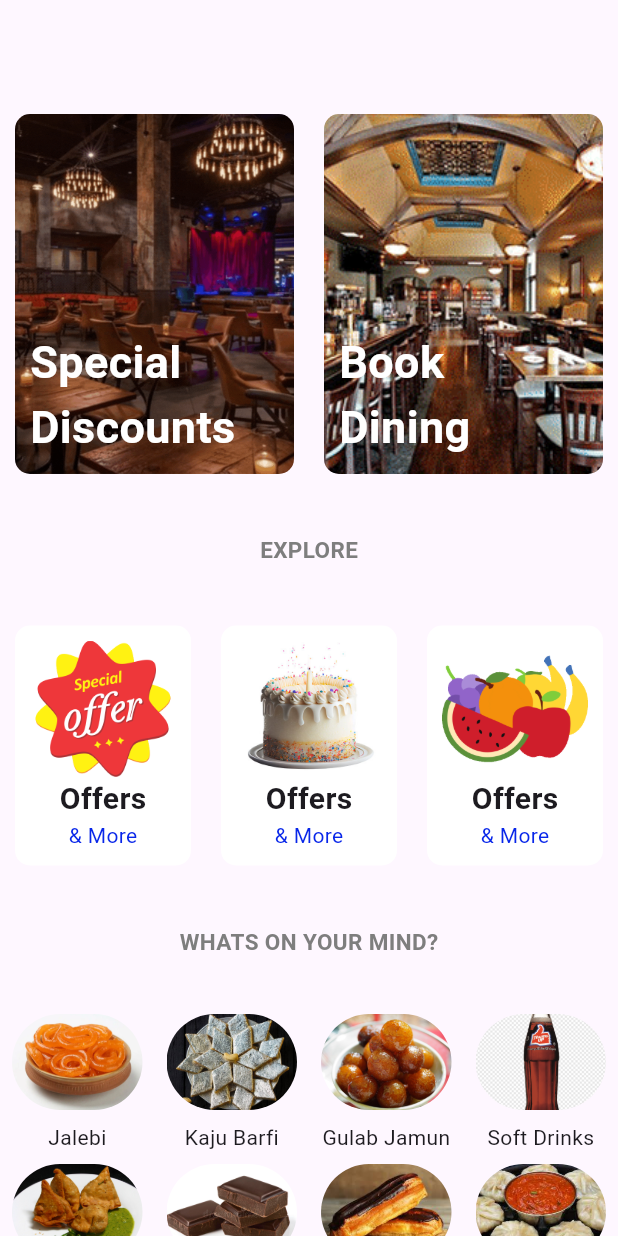
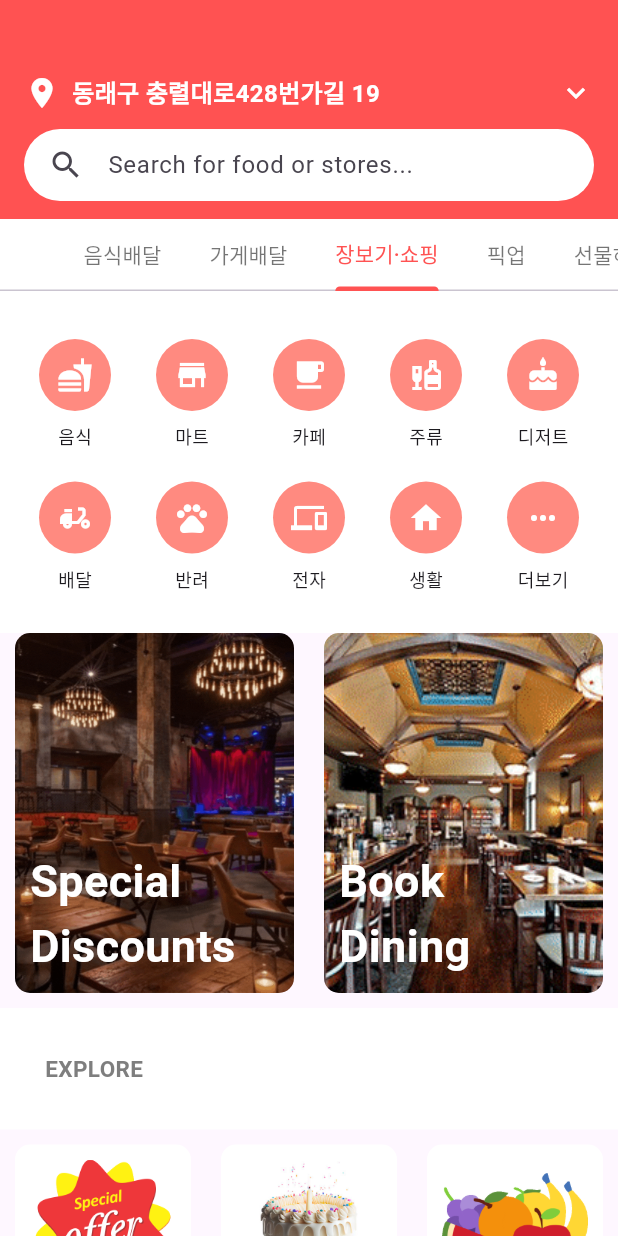
Before and after one commit to Benj-min000/app_refer, a Flutter app: the Home screen opened directly, on a phone screen of 412 x 824 dp. Run offline on Flutter 3.47's test engine with Material 3 defaults, Android fonts, the phone set to English and light mode, and no system bars; our stand-ins replace carousel_slider, cloud_firestore, firebase_auth, firebase_core, firebase_storage, fluttertoast and 4 more; missing offline and left inert: flutter_stripe, number_inc_dec; accounts and stored records are empty.

Commit message:
🚀 Initial commit of user_app Flutter code

```diff
--- a/lib/Home/home.dart
+++ b/lib/Home/home.dart
@@ -7,13 +7,12 @@ import '../restaurent/restaurent3.dart';
 import '../restaurent/restaurent4.dart';
 import '../restaurent/restaurent5.dart';
 import 'HomeLargeItems.dart';
-
 import 'HomePageItems3.dart';
 import 'HomePageMediumItems.dart';
 import 'HomepageItems4.dart';
 
 void main(List<String> args) {
-  runApp(const Home());
+  runApp(const MaterialApp(home: Home()));
 }
 
 class Home extends StatefulWidget {
@@ -24,122 +23,159 @@ class Home extends StatefulWidget {
 }
 
 class _DiningPagePageState extends State<Home> {
+  final TextEditingController _searchController = TextEditingController();
+  final String _location = "동래구 충렬대로428번가길 19";
+
   @override
   Widget build(BuildContext context) {
-    return SingleChildScrollView(
+    return Scaffold(
+      backgroundColor: Colors.white,
+      body: DefaultTabController(
+        length: 6,
+        initialIndex: 2, // Default selected: 장보기·쇼핑
+        child: SingleChildScrollView(
           child: Column(
-        children: const [
-          SizedBox(
-            height: 20,
-          ),
-          Padding(
-            padding: EdgeInsets.all(8.0),
-            child: SizedBox(
-              height: 40,
-              width: double.infinity,
-              // child: HomeMenuBarListItems(),
+            crossAxisAlignment: CrossAxisAlignment.start,
+            children: [
+
+              // 📍 Location + Search
+              Container(
+                padding: const EdgeInsets.only(top: 50, left: 16, right: 16, bottom: 12),
+                color: Colors.redAccent,
+                child: Column(
+                  crossAxisAlignment: CrossAxisAlignment.start,
+                  children: [
+                    Row(
+                      children: [
+                        const Icon(Icons.location_on, color: Colors.white),
+                        const SizedBox(width: 8),
+                        Expanded(
+                          child: Text(
+                            _location,
+                            style: const TextStyle(color: Colors.white, fontSize: 16, fontWeight: FontWeight.bold),
+                            overflow: TextOverflow.ellipsis,
                           ),
                         ),
-          SizedBox(
-            height: 250,
-            width: double.infinity,
-            child: HomeLargeItems(),
+                        const Icon(Icons.keyboard_arrow_down, color: Colors.white),
+                      ],
                     ),
-          Padding(
-            padding: EdgeInsets.all(30.0),
-            child: Text(
-              'EXPLORE',
-              style: TextStyle(
-                  fontSize: 15,
-                  fontWeight: FontWeight.bold,
-                  color: Color.fromARGB(255, 126, 126, 126)),
+                    const SizedBox(height: 12),
+                    Container(
+                      padding: const EdgeInsets.symmetric(horizontal: 16),
+                      decoration: BoxDecoration(
+                        color: Colors.white,
+                        borderRadius: BorderRadius.circular(30),
+                      ),
+                      child: TextField(
+                        controller: _searchController,
+                        decoration: const InputDecoration(
+                          icon: Icon(Icons.search),
+                          hintText: 'Search for food or stores...',
+                          border: InputBorder.none,
                         ),
                       ),
-          SizedBox(
-            height: 180,
-            width: double.infinity,
-            child: HomeMediumItems(),
-          ),
-          Padding(
-            padding: EdgeInsets.all(30.0),
-            child: Text(
-              'WHATS ON YOUR MIND?',
-              style: TextStyle(
-                  fontSize: 15,
-                  fontWeight: FontWeight.bold,
-                  color: Color.fromARGB(255, 126, 126, 126)),
-            ),
-          ),
-          SizedBox(
-            height: 100,
-            width: double.infinity,
-            child: HomePageItems3(),
-          ),
-          SizedBox(
-            height: 100,
-            width: double.infinity,
-            child: HomePageItems4(),
-          ),
-          Padding(
-            padding: EdgeInsets.all(30.0),
-            child: Text(
-              'IN THE SPOTLIGHT',
-              style: TextStyle(
-                  fontSize: 15,
-                  fontWeight: FontWeight.bold,
-                  color: Color.fromARGB(255, 126, 126, 126)),
-            ),
-          ),
-          SizedBox(
-            height: 220,
-            width: double.infinity,
-            child: CakeItems1(),
-          ),
-          Padding(
-            padding: EdgeInsets.all(8.0),
-            child: Text(
-              'OUR RESTAURENTS',
-              style: TextStyle(
-                  fontSize: 15,
-                  fontWeight: FontWeight.bold,
-                  color: Color.fromARGB(255, 126, 126, 126)),
-            ),
-          ),
-          Padding(
-            padding: EdgeInsets.all(8.0),
-            child: Text(
-              'FEATURES',
-              style: TextStyle(
-                  fontSize: 15, color: Color.fromARGB(255, 126, 126, 126)),
-            ),
-          ),
-          SizedBox(
-            height: 300,
-            width: double.infinity,
-            child: Restaurent1(),
-          ),
-          SizedBox(
-            height: 300,
-            width: double.infinity,
-            child: Restaurent2(),
-          ),
-          SizedBox(
-            height: 300,
-            width: double.infinity,
-            child: Restaurent3(),
-          ),
-          SizedBox(
-            height: 300,
-            width: double.infinity,
-            child: Restaurent4(),
-          ),
-          SizedBox(
-            height: 300,
-            width: double.infinity,
-            child: Restaurent5(),
                     ),
                   ],
                 ),
+              ),
+
+              // 🗂️ Horizontal TabBar
+              const TabBar(
+                isScrollable: true,
+                labelColor: Colors.redAccent,
+                unselectedLabelColor: Colors.black54,
+                indicatorColor: Colors.redAccent,
+                tabs: [
+                  Tab(text: '음식배달'),
+                  Tab(text: '가게배달'),
+                  Tab(text: '장보기·쇼핑'),
+                  Tab(text: '픽업'),
+                  Tab(text: '선물하기'),
+                  Tab(text: '혜택'),
+                ],
+              ),
+
+              const SizedBox(height: 16),
+
+              // 🧭 Category Grid
+              Padding(
+                padding: const EdgeInsets.all(16.0),
+                child: GridView.count(
+                  crossAxisCount: 5,
+                  shrinkWrap: true,
+                  physics: const NeverScrollableScrollPhysics(),
+                  childAspectRatio: 0.8,
+                  crossAxisSpacing: 10,
+                  mainAxisSpacing: 10,
+                  children: [
+                    categoryBox(Icons.fastfood, "음식"),
+                    categoryBox(Icons.store, "마트"),
+                    categoryBox(Icons.local_cafe, "카페"),
+                    categoryBox(Icons.liquor, "주류"),
+                    categoryBox(Icons.cake, "디저트"),
+                    categoryBox(Icons.delivery_dining, "배달"),
+                    categoryBox(Icons.pets, "반려"),
+                    categoryBox(Icons.phonelink, "전자"),
+                    categoryBox(Icons.home, "생활"),
+                    categoryBox(Icons.more_horiz, "더보기"),
+                  ],
+                ),
+              ),
+
+              // 🖼️ Your Existing Widgets (unchanged)
+              const SizedBox(height: 250, width: double.infinity, child: HomeLargeItems()),
+              const Padding(
+                padding: EdgeInsets.all(30.0),
+                child: Text('EXPLORE',
+                    style: TextStyle(fontSize: 15, fontWeight: FontWeight.bold, color: Color.fromARGB(255, 126, 126, 126))),
+              ),
+              const SizedBox(height: 180, width: double.infinity, child: HomeMediumItems()),
+              const Padding(
+                padding: EdgeInsets.all(30.0),
+                child: Text('WHATS ON YOUR MIND?',
+                    style: TextStyle(fontSize: 15, fontWeight: FontWeight.bold, color: Color.fromARGB(255, 126, 126, 126))),
+              ),
+              const SizedBox(height: 100, width: double.infinity, child: HomePageItems3()),
+              const SizedBox(height: 100, width: double.infinity, child: HomePageItems4()),
+              const Padding(
+                padding: EdgeInsets.all(30.0),
+                child: Text('IN THE SPOTLIGHT',
+                    style: TextStyle(fontSize: 15, fontWeight: FontWeight.bold, color: Color.fromARGB(255, 126, 126, 126))),
+              ),
+              const SizedBox(height: 220, width: double.infinity, child: CakeItems1()),
+              const Padding(
+                padding: EdgeInsets.all(8.0),
+                child: Text('OUR RESTAURENTS',
+                    style: TextStyle(fontSize: 15, fontWeight: FontWeight.bold, color: Color.fromARGB(255, 126, 126, 126))),
+              ),
+              const Padding(
+                padding: EdgeInsets.all(8.0),
+                child: Text('FEATURES',
+                    style: TextStyle(fontSize: 15, color: Color.fromARGB(255, 126, 126, 126))),
+              ),
+              const SizedBox(height: 300, width: double.infinity, child: Restaurent1()),
+              const SizedBox(height: 300, width: double.infinity, child: Restaurent2()),
+              const SizedBox(height: 300, width: double.infinity, child: Restaurent3()),
+              const SizedBox(height: 300, width: double.infinity, child: Restaurent4()),
+              const SizedBox(height: 300, width: double.infinity, child: Restaurent5()),
+            ],
+          ),
+        ),
+      ),
+    );
+  }
+
+  Widget categoryBox(IconData icon, String label) {
+    return Column(
+      children: [
+        CircleAvatar(
+          radius: 24,
+          backgroundColor: Colors.redAccent.shade100,
+          child: Icon(icon, color: Colors.white),
+        ),
+        const SizedBox(height: 8),
+        Text(label, style: const TextStyle(fontSize: 12)),
+      ],
     );
   }
 }
```
Also changed, not shown: lib/main.dart (+25 -22 lines), lib/mainScreens/home_screen.dart (+57 -77 lines), lib/mainScreens/payment_screen.dart (+37 -6 lines), lib/services/payment_service.dart (+6 -6 lines), pubspec.yaml (+5 -3 lines), pubspec.lock. Lines whose indentation alone changed are shown as unchanged.
